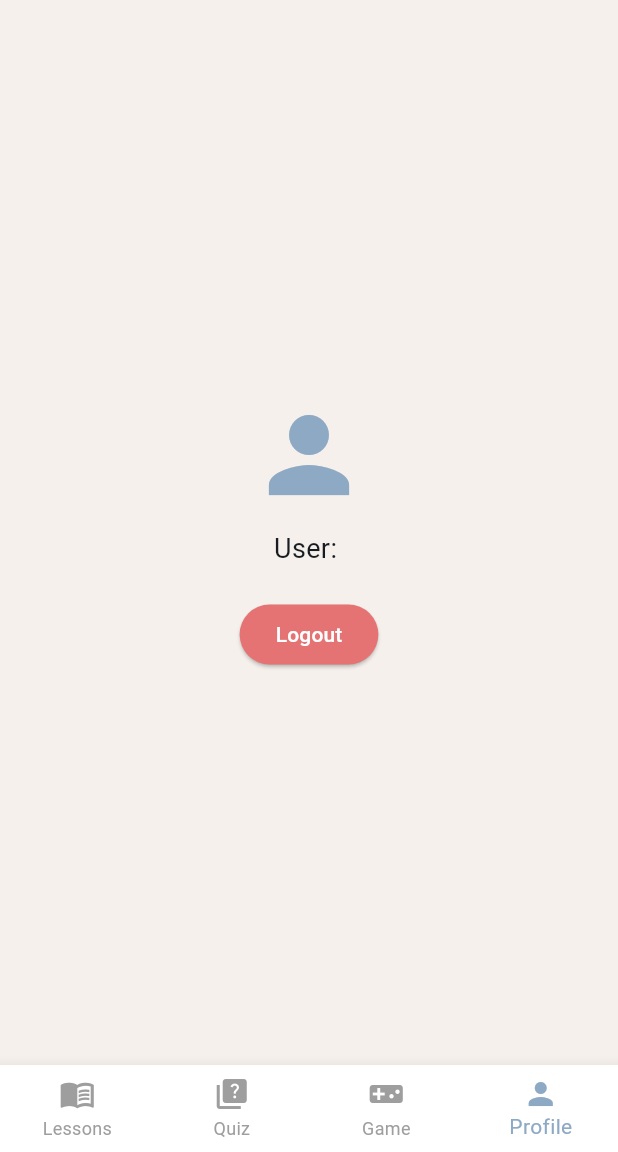
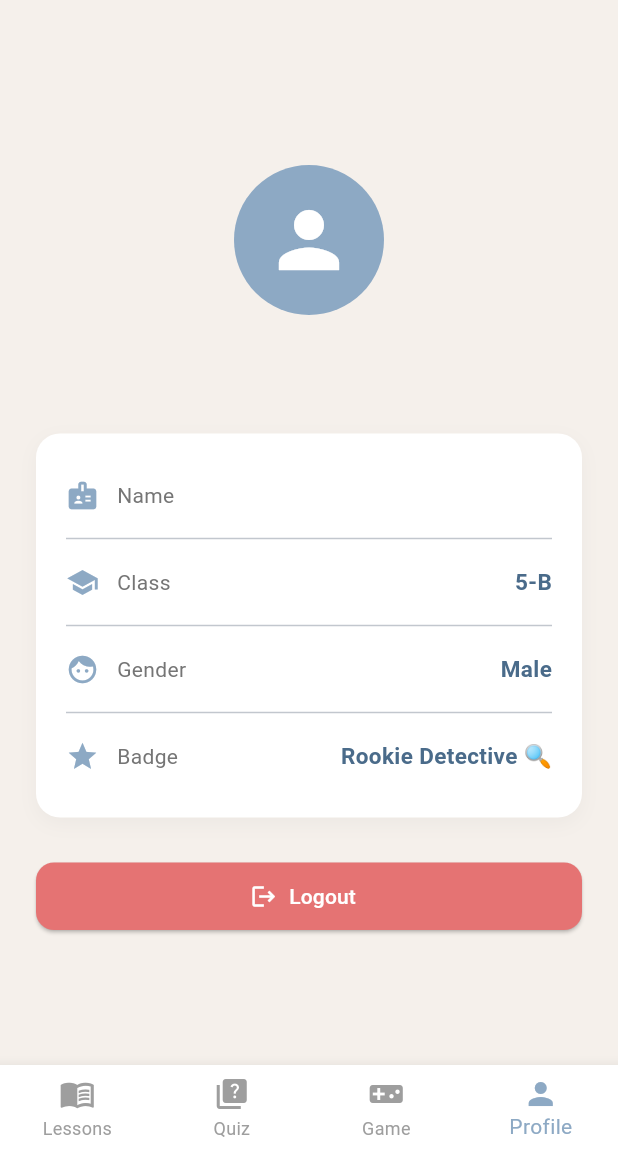
Before and after one commit to wso-6/ceit_project, a Flutter app: the HomeScreen screen opened directly with empty values, item 4 of the bottom bar chosen, on a phone screen of 412 x 824 dp, the part 84-1236 px from its top. Run offline on Flutter 3.47's test engine with Material 3 defaults, Android fonts, the phone set to English and light mode, and no system bars; our stand-ins replace shared_preferences; accounts and stored records are empty.

Commit message:
büşra v_3
kullanıcı ekranı kısmı entegre edildi. ders içerik kısmı tamamlandı.

```diff
--- a/lib/main.dart
+++ b/lib/main.dart
@@ -251,32 +251,109 @@ class _HomeScreenState extends State<HomeScreen> {
     );
   }
 
+  // Arkadaşının eklediği yardımcı fonksiyon (tasarımı oluşturan satırlar)
+  Widget _buildInfoRow(IconData icon, String label, String value) {
+    return Padding(
+      padding: const EdgeInsets.symmetric(vertical: 10),
+      child: Row(
+        children: [
+          Icon(icon, color: const Color(0xFF8DA9C4), size: 22),
+          const SizedBox(width: 12),
+          Text(
+            label,
+            style: TextStyle(fontSize: 14, color: Colors.grey[600]),
+          ),
+          const Spacer(),
+          Text(
+            value,
+            style: const TextStyle(
+              fontSize: 15,
+              fontWeight: FontWeight.w600,
+              color: Color(0xFF4A6B8A),
+            ),
+          ),
+        ],
+      ),
+    );
+  }
+
   List<Widget> get _pages => [
     _buildLessonsScreen(),
     const Center(child: Text('❓ Quiz Section', style: TextStyle(fontSize: 24))),
     const Center(child: Text('🎮 Game Section', style: TextStyle(fontSize: 24))),
+
+    // Arkadaşının yeni modern profil tasarımı (Senin giriş sistemiyle entegre edildi)
     Center(
+      child: SingleChildScrollView(
+        padding: const EdgeInsets.all(24),
         child: Column(
-        mainAxisAlignment: MainAxisAlignment.center,
           children: [
-          const Icon(Icons.person, size: 80, color: Color(0xFF8DA9C4)),
-          const SizedBox(height: 10),
-          Text('User: ${widget.username}', style: const TextStyle(fontSize: 18)),
             const SizedBox(height: 20),
-          ElevatedButton(
+            const CircleAvatar(
+              radius: 50,
+              backgroundColor: Color(0xFF8DA9C4),
+              child: Icon(Icons.person, size: 60, color: Colors.white),
+            ),
+            const SizedBox(height: 15),
+            Text(
+              widget.username, // Statik isim yerine giriş yapan kullanıcının adı görünecek
+              style: const TextStyle(
+                fontSize: 24,
+                fontWeight: FontWeight.bold,
+                color: Color(0xFF4A6B8A),
+              ),
+            ),
+            const SizedBox(height: 30),
+            Container(
+              width: double.infinity,
+              padding: const EdgeInsets.all(20),
+              decoration: BoxDecoration(
+                color: Colors.white,
+                borderRadius: BorderRadius.circular(16),
+                boxShadow: [
+                  BoxShadow(
+                    color: Colors.grey.withOpacity(0.1),
+                    blurRadius: 10,
+                    offset: const Offset(0, 4),
+                  ),
+                ],
+              ),
+              child: Column(
+                children: [
+                  _buildInfoRow(Icons.badge, 'Name', widget.username),
+                  const Divider(),
+                  _buildInfoRow(Icons.school, 'Class', '5-B'),
+                  const Divider(),
+                  _buildInfoRow(Icons.face, 'Gender', 'Male'),
+                  const Divider(),
+                  _buildInfoRow(Icons.star, 'Badge', 'Rookie Detective 🔍'),
+                ],
+              ),
+            ),
+            const SizedBox(height: 30),
+            SizedBox(
+              width: double.infinity,
+              height: 45,
+              child: ElevatedButton.icon(
                 onPressed: () {
                   Navigator.pushReplacement(
                     context,
                     MaterialPageRoute(builder: (context) => const LoginScreen()),
                   );
                 },
+                icon: const Icon(Icons.logout),
+                label: const Text('Logout'),
                 style: ElevatedButton.styleFrom(
                   backgroundColor: Colors.red.shade300,
                   foregroundColor: Colors.white,
+                  shape: RoundedRectangleBorder(
+                    borderRadius: BorderRadius.circular(12),
                   ),
-            child: const Text('Logout'),
+                ),
+              ),
             ),
           ],
+        ),
       ),
     ),
   ];
```
Lines whose indentation alone changed are shown as unchanged.
